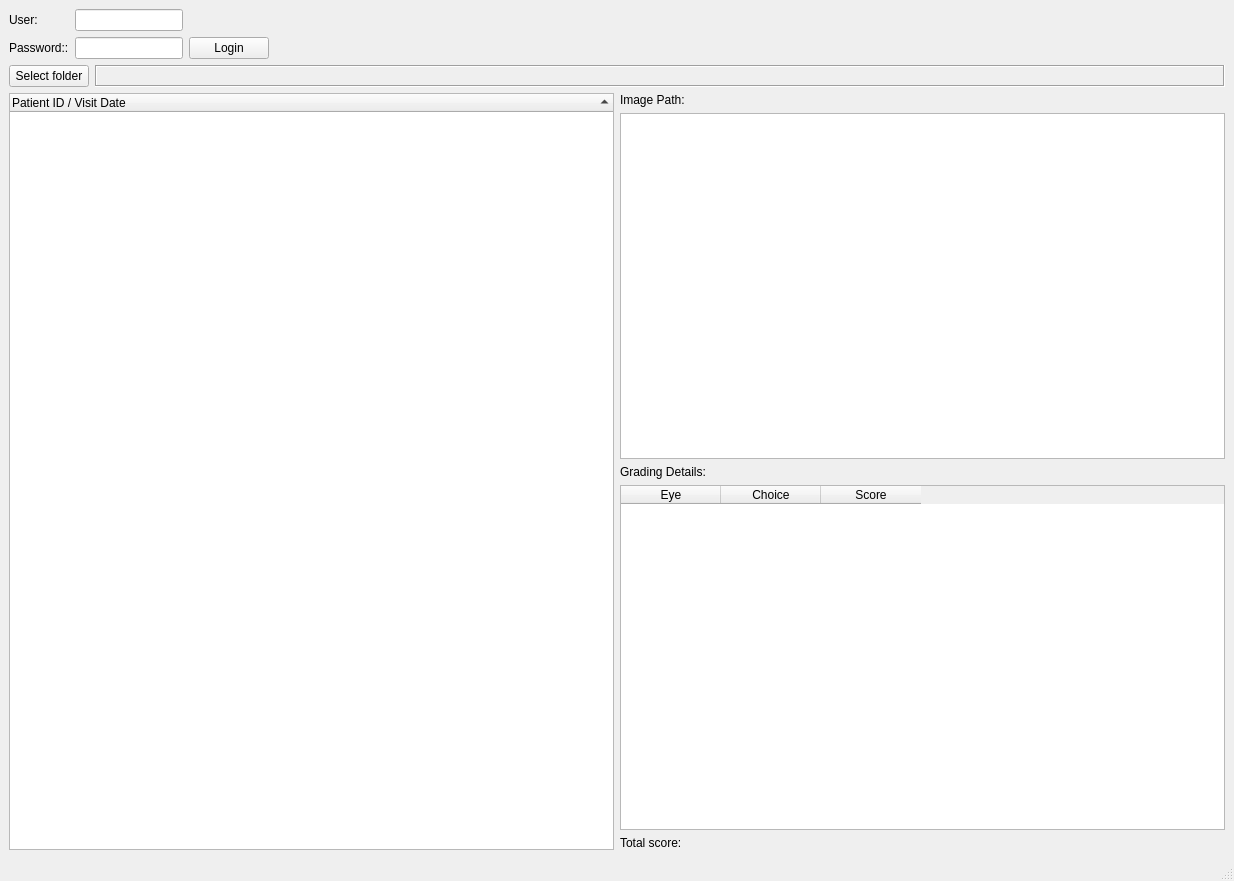
The window that setwidget.ui (xujialiu/ETDR-grading-app) describes before a commit, drawn with Qt 5.
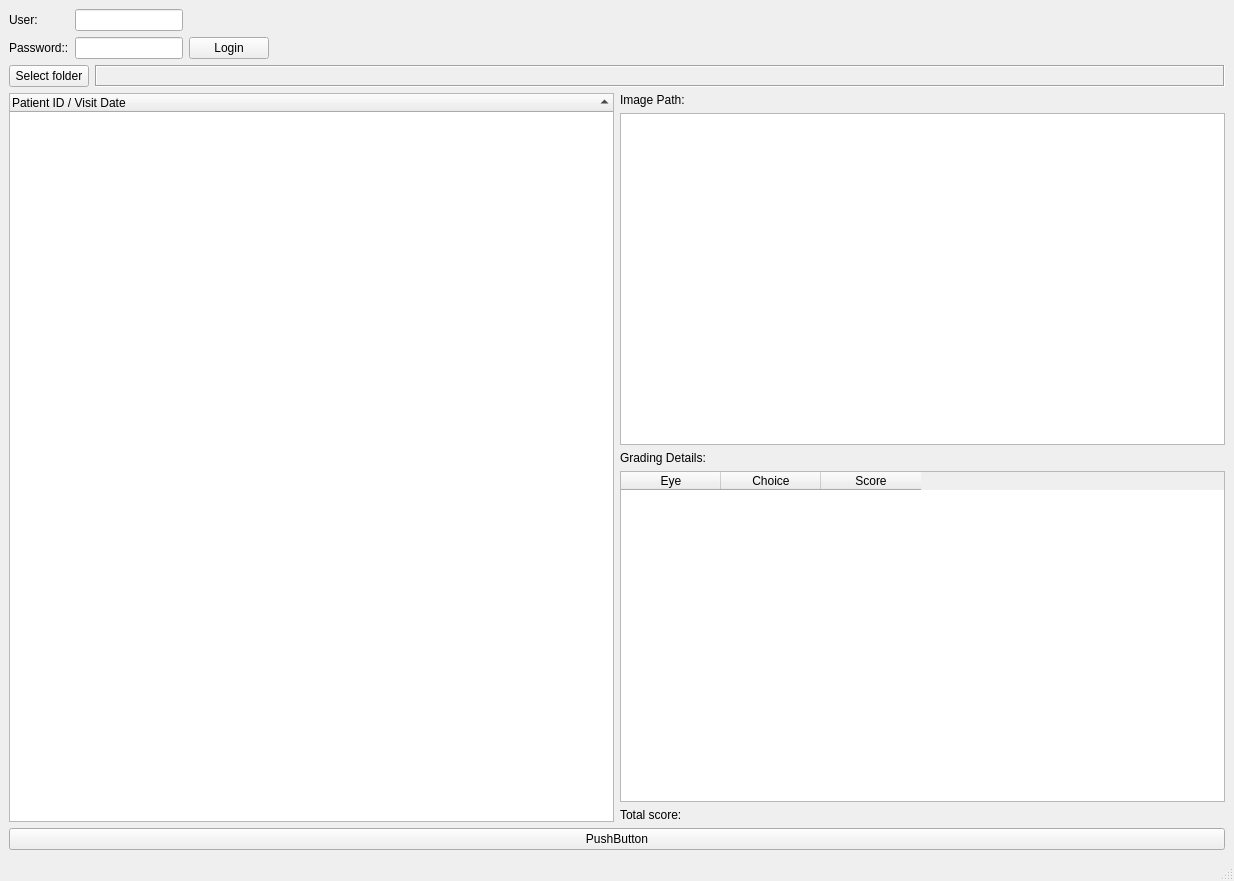
The same window after the commit.

Commit message: feat: add select different eye from patients list

What changed in the file:
```diff
--- a/setwidget.ui
+++ b/setwidget.ui
@@ -221,6 +221,13 @@
       </item>
      </layout>
     </item>
+    <item>
+     <widget class="QPushButton" name="pushButton_debug">
+      <property name="text">
+       <string>PushButton</string>
+      </property>
+     </widget>
+    </item>
    </layout>
   </widget>
   <widget class="QMenuBar" name="menubar">
```
The commit also changes 2 other files.
